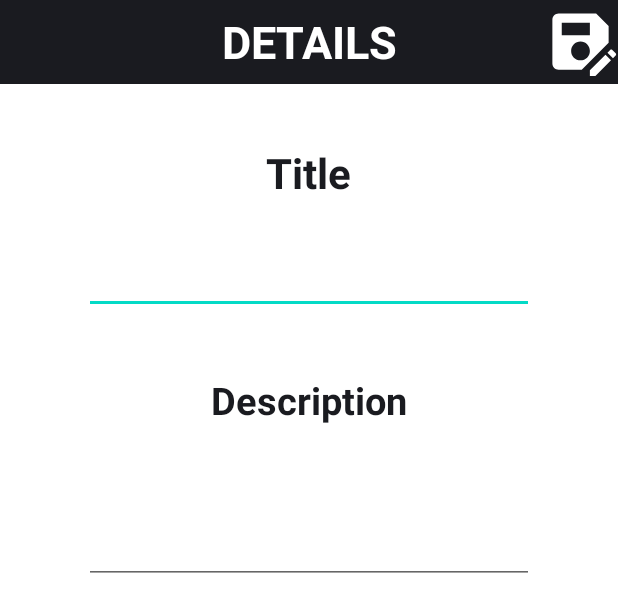
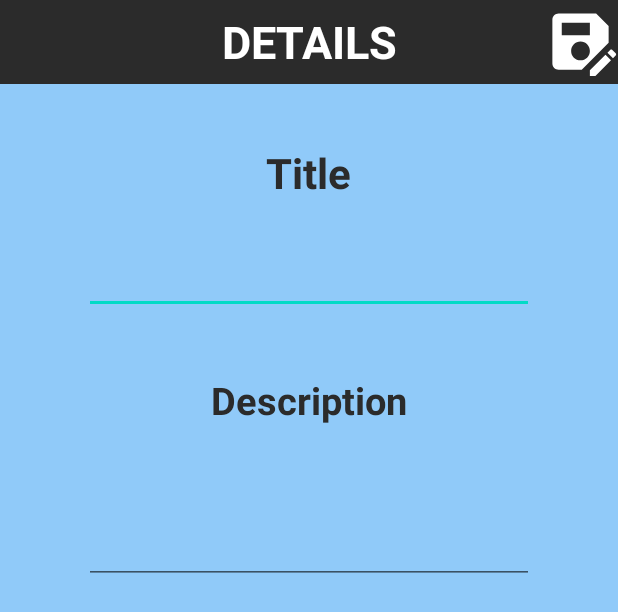
Before and after one commit to souvik757/Reminder, an Android app: the layout activity_notes_details.xml on its own in the app's theme, with its tools: preview values and no code run, on a phone screen of 412 x 824 dp. Shown: the top 612 px of the screen. Run offline under Robolectric (Android 15) with nearby library versions, the phone set to English and light mode, and no system bars.

Commit message:
-05- commit -- push

```diff
--- /dev/null
+++ b/app/src/main/java/com/example/reminder/SQLiteManager.java
@@ -0,0 +1,4 @@
+package com.example.reminder;
+
+public class SQLiteManager {
+}
--- a/app/src/main/res/layout/activity_main.xml
+++ b/app/src/main/res/layout/activity_main.xml
@@ -5,6 +5,7 @@
     xmlns:app="http://schemas.android.com/apk/res-auto"
     android:layout_width="match_parent"
     android:layout_height="match_parent"
+    android:background="#FFFFFF"
     android:orientation="vertical"
     tools:context=".MainActivity">
     <androidx.appcompat.widget.Toolbar
@@ -29,11 +30,13 @@
             android:backgroundTint="@color/white"
             android:layout_gravity="end"/>
     </androidx.appcompat.widget.Toolbar>
+
     <ListView
         android:id="@+id/_listview_"
         android:layout_width="match_parent"
         android:layout_height="wrap_content"
         android:layout_marginTop="5dp"
         android:divider="@color/darkGrey"
-        android:dividerHeight="3dp"/>
+        android:dividerHeight="3dp">
+    </ListView>
 </LinearLayout>
--- a/app/src/main/res/layout/activity_notes_details.xml
+++ b/app/src/main/res/layout/activity_notes_details.xml
@@ -5,6 +5,7 @@
     xmlns:tools="http://schemas.android.com/tools"
     android:layout_width="match_parent"
     android:layout_height="match_parent"
+    android:background="#90CAF9"
     android:orientation="vertical"
     tools:context=".NotesDetails">
     <androidx.appcompat.widget.Toolbar
@@ -22,7 +23,7 @@
             android:textStyle="bold"
             android:layout_gravity="center"/>
         <androidx.appcompat.widget.AppCompatButton
-            android:onClick="saveNote"
+            android:id="@+id/_save_new_entry_"
             android:layout_width="50dp"
             android:layout_height="50dp"
             android:background="@drawable/baseline_save_as_24"
--- a/app/src/main/res/values/colors.xml
+++ b/app/src/main/res/values/colors.xml
@@ -7,6 +7,6 @@
     <color name="teal_700">#FF018786</color>
     <color name="black">#FF000000</color>
     <color name="white">#FFFFFFFF</color>
-    <color name="darkGrey">@color/material_dynamic_neutral10</color>
-    <color name="red">@android:color/holo_red_dark</color>
+    <color name="darkGrey">#2B2B2B</color>
+    <color name="red">#DD2C00</color>
 </resources>
--- a/app/src/main/res/values/themes.xml
+++ b/app/src/main/res/values/themes.xml
@@ -1,6 +1,6 @@
 <resources xmlns:tools="http://schemas.android.com/tools">
     <!-- Base application theme. -->
-    <style name="Theme.Reminder" parent="Theme.MaterialComponents.Light.NoActionBar">
+    <style name="Theme.Reminder" parent="Theme.MaterialComponents.DayNight.NoActionBar">
         <!-- Primary brand color. -->
         <item name="colorPrimary">@color/darkGrey</item>
         <item name="colorPrimaryVariant">@color/black</item>
```
Also changed, not shown: app/src/main/java/com/example/reminder/MainActivity.java (+6 -4 lines), app/src/main/java/com/example/reminder/NotesDetails.java (+20 -2 lines).
